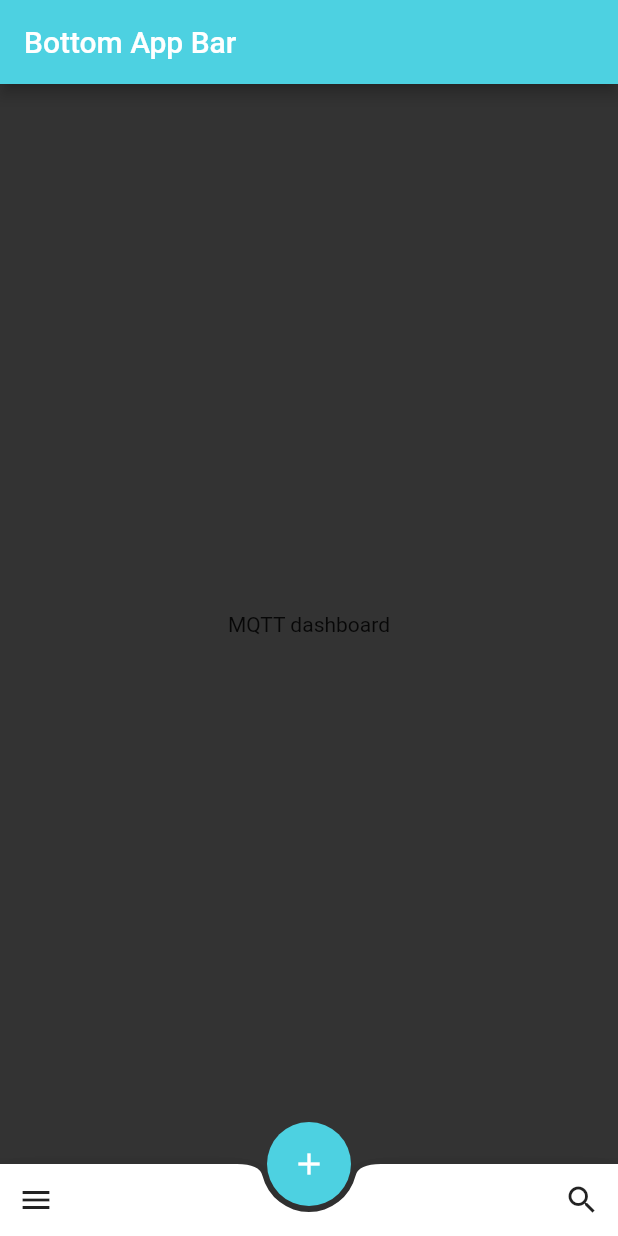
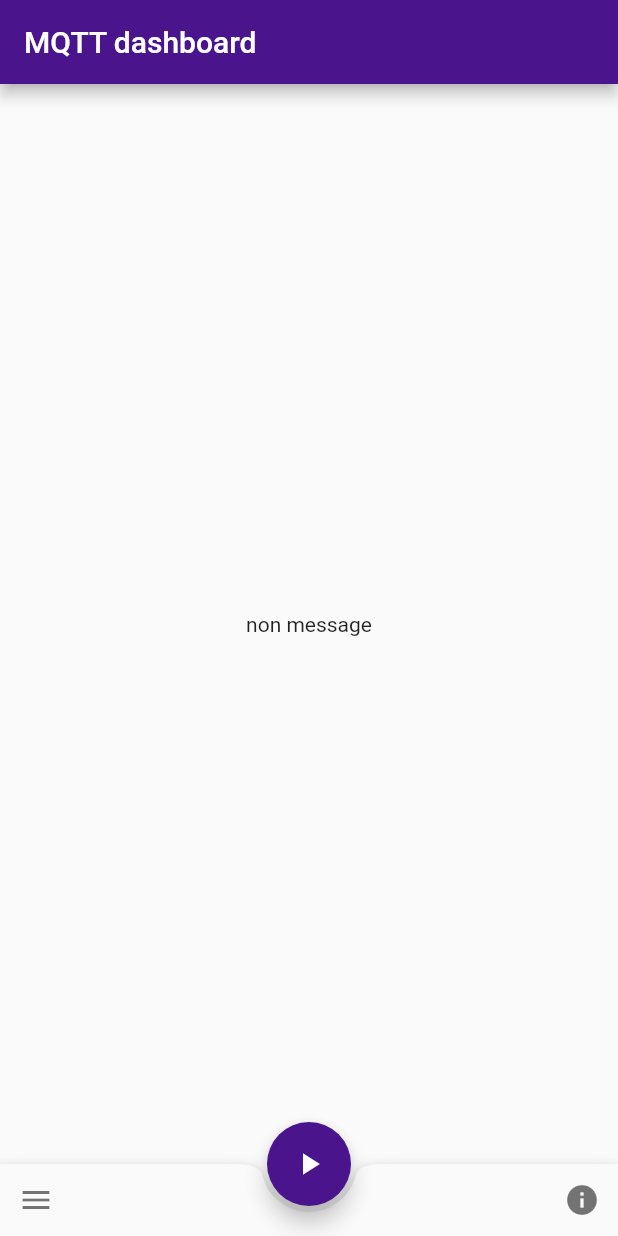
Before and after one commit to MBarakatTomatiki/MQTT-dashboard-application, a Flutter app: the screen it shows after launch, on a phone screen of 412 x 824 dp. Run offline on Flutter 3.47's test engine with Material 2 defaults, Android fonts, the phone set to English and light mode, and no system bars; missing offline and left inert: mqtt_client.

Commit message:
update source

```diff
--- a/Source/mqttdashboard/lib/main.dart
+++ b/Source/mqttdashboard/lib/main.dart
@@ -1,107 +1,238 @@
-// Copyright 2018 The Flutter team. All rights reserved.
-// Use of this source code is governed by a BSD-style license that can be
-// found in the LICENSE file.
-
+import 'dart:async';
 import 'package:flutter/material.dart';
+import 'package:mqtt_client/mqtt_client.dart' as mqtt;
 
 void main() => runApp(MyApp());
 
-// start colors fonction
-/*
- For change the colors
- And in primarySwatch call " colors_of_the_app" valure
- I note that the color here is #4dd1e1 and I add FF that mean full opaque
- because  flutter uses color AARRGGBB format
-*/
 const MaterialColor Colors_of_the_app = const MaterialColor(
-    0xFF4dd1e1,
+    0xFF4A148C,
     const <int, Color>{
-      50: const Color(0xFF4dd1e1),
-      100: const Color(0xFF4dd1e1),
-      200: const Color(0xFF4dd1e1),
-      300: const Color(0xFF4dd1e1),
-      400: const Color(0xFF4dd1e1),
-      500: const Color(0xFF4dd1e1),
-      600: const Color(0xFF4dd1e1),
-      700: const Color(0xFF4dd1e1),
-      800: const Color(0xFF4dd1e1),
-      900: const Color(0xFF4dd1e1),
+      50: const Color(0xFF4A148C),
+      100: const Color(0xFF4A148C),
+      200: const Color(0xFF4A148C),
+      300: const Color(0xFF4A148C),
+      400: const Color(0xFF4A148C),
+      500: const Color(0xFF4A148C),
+      600: const Color(0xFF4A148C),
+      700: const Color(0xFF4A148C),
+      800: const Color(0xFF4A148C),
+      900: const Color(0xFF4A148C),
     }
 );
 
 const MaterialColor body_background = const MaterialColor(
-    0xFF333333,
+    0xFFFAFAFA,
     const <int, Color>{
-      50: const Color(0xFF333333),
-      100: const Color(0xFF333333),
-      200: const Color(0xFF333333),
-      300: const Color(0xFF333333),
-      400: const Color(0xFF333333),
-      500: const Color(0xFF333333),
-      600: const Color(0xFF333333),
-      700: const Color(0xFF333333),
-      800: const Color(0xFF333333),
-      900: const Color(0xFF333333),
+      50: const Color(0xFFFAFAFA),
+      100: const Color(0xFFFAFAFA),
+      200: const Color(0xFFFAFAFA),
+      300: const Color(0xFFFAFAFA),
+      400: const Color(0xFFFAFAFA),
+      500: const Color(0xFFFAFAFA),
+      600: const Color(0xFFFAFAFA),
+      700: const Color(0xFFFAFAFA),
+      800: const Color(0xFFFAFAFA),
+      900: const Color(0xFFFAFAFA),
     }
 );
-// End colors fonction
 
 class MyApp extends StatelessWidget {
   @override
   Widget build(BuildContext context) {
     return MaterialApp(
       title: 'MQTT dashboard',
+      debugShowCheckedModeBanner:false, //to remove the red debug banner
+      home: MyHomePage(title: 'MQTT dashboard'),
+    );
+  }
+}
 
-      debugShowCheckedModeBanner:false, //to remove the red debug banner
+class MyHomePage extends StatefulWidget {
+  MyHomePage({Key key, this.title}) : super(key: key);
 
-      home: Scaffold(
-        backgroundColor:body_background,
+
+  final String title;
+
+  @override
+  _MyHomePageState createState() => _MyHomePageState();
+}
+
+class _MyHomePageState extends State<MyHomePage> {
+  String broker           = '192.168.1.6';
+  int port                = 1883;
+  String username         = '';
+  String passwd           = '';
+  String clientIdentifier = 'android';
+
+  mqtt.MqttClient client;
+  mqtt.MqttConnectionState connectionState;
+
+  double _temp = 20;
+
+  StreamSubscription subscription;
+
+  String message_display = 'non message';
+  void _subscribeToTopic(String topic) {
+    if (connectionState == mqtt.MqttConnectionState.connected) {
+      print('[MQTT client] Subscribing to ${topic.trim()}');
+      client.subscribe(topic, mqtt.MqttQos.exactlyOnce);
+    }
+  }
+
+  //the app theme
+  @override
+  Widget build(BuildContext context) {
+    // This method is rerun every time setState is called, for instance as done
+    // by the _incrementCounter method above.
+    //
+    // The Flutter framework has been optimized to make rerunning build methods
+    // fast, so that you can just rebuild anything that needs updating rather
+    // than having to individually change instances of widgets.
+    return Scaffold(
+
       appBar: AppBar(
         backgroundColor: Colors_of_the_app,
-            title: const Text('Bottom App Bar')
+        title: Text(widget.title),
+      ),
+
+      body: Center(
+        child: Text(message_display), //this print the messegers
         ),
 
       floatingActionButton: FloatingActionButton(
-          elevation: 0.0,
         backgroundColor: Colors_of_the_app,
-          child: const Icon(Icons.add),
-          onPressed: () {},
-        ),
-
-        //if you need to change the FAB to text button recomment the next code
-        //FAB with text
-        /*
-         floatingActionButton: FloatingActionButton.extended(
-          elevation: 0.0,
-          backgroundColor: Colors_of_the_app,
-          icon: const Icon(Icons.add),
-          label: const Text(''),
-          onPressed: () {},
-        ),
-         */
-        //end FAB with text
-
-
+        onPressed: _connect,
+        tooltip: 'Play',
+        child: Icon(Icons.play_arrow),
+      ), // This trailing comma makes auto-formatting nicer for build methods.
       floatingActionButtonLocation: FloatingActionButtonLocation.centerDocked,
 
     bottomNavigationBar: BottomAppBar(
       shape: CircularNotchedRectangle(), // this line to fix Notch for Docked FloatingActionButton Missing in BottomAppBar
                                         //found it in https://stackoverflow.com/questions/51251722/notch-for-docked-floatingactionbutton-missing-in-bottomappbar
+      elevation: 5.0,
+      color: body_background,
       child: new Row(
       mainAxisSize: MainAxisSize.max,
       mainAxisAlignment: MainAxisAlignment.spaceBetween,
+
         children: <Widget>[
-                IconButton(icon: Icon(Icons.menu), onPressed: () {},),
-                IconButton(icon: Icon(Icons.search), onPressed: () {},),
+          IconButton(color: Colors.black54,icon: Icon(Icons.menu), onPressed: () {},),
+          IconButton(color: Colors.black54,icon: Icon(Icons.info), onPressed: () {},),
         ],
       ),
-
-        ),
-        body: Center(
-         child: Text('MQTT dashboard'), //text in the center of the page
-      ),
-
     ),
     );
   }
+
+  void _connect() async {
+    /// First create a client, the client is constructed with a broker name, client identifier
+    /// and port if needed. The client identifier (short ClientId) is an identifier of each MQTT
+    /// client connecting to a MQTT broker. As the word identifier already suggests, it should be unique per broker.
+    /// The broker uses it for identifying the client and the current state of the client. If you don’t need a state
+    /// to be hold by the broker, in MQTT 3.1.1 you can set an empty ClientId, which results in a connection without any state.
+    /// A condition is that clean session connect flag is true, otherwise the connection will be rejected.
+    /// The client identifier can be a maximum length of 23 characters. If a port is not specified the standard port
+    /// of 1883 is used.
+    /// If you want to use websockets rather than TCP see below.
+    ///
+    client = mqtt.MqttClient(broker, '');
+    client.port = port;
+
+    /// A websocket URL must start with ws:// or wss:// or Dart will throw an exception, consult your websocket MQTT broker
+    /// for details.
+    /// To use websockets add the following lines -:
+    /// client.useWebSocket = true;
+    /// client.port = 80;  ( or whatever your WS port is)
+    /// Note do not set the secure flag if you are using wss, the secure flags is for TCP sockets only.
+
+    /// Set logging on if needed, defaults to off
+    client.logging(on: true);
+
+    /// If you intend to use a keep alive value in your connect message that is not the default(60s)
+    /// you must set it here
+    client.keepAlivePeriod = 30;
+
+    /// Add the unsolicited disconnection callback
+    client.onDisconnected = _onDisconnected;
+
+    /// Create a connection message to use or use the default one. The default one sets the
+    /// client identifier, any supplied username/password, the default keepalive interval(60s)
+    /// and clean session, an example of a specific one below.
+    final mqtt.MqttConnectMessage connMess = mqtt.MqttConnectMessage()
+        .withClientIdentifier(clientIdentifier)
+        .startClean() // Non persistent session for testing
+        .keepAliveFor(30)
+        .withWillQos(mqtt.MqttQos.atMostOnce);
+    print('[MQTT client] MQTT client connecting....');
+    client.connectionMessage = connMess;
+
+    /// Connect the client, any errors here are communicated by raising of the appropriate exception. Note
+    /// in some circumstances the broker will just disconnect us, see the spec about this, we however will
+    /// never send malformed messages.
+
+    try {
+      await client.connect(username, passwd);
+    } catch (e) {
+      print(e);
+      _disconnect();
     }
+
+    /// Check if we are connected
+    if (client.connectionState == mqtt.MqttConnectionState.connected) {
+      print('[MQTT client] connected');
+      setState(() {
+        connectionState = client.connectionState;
+      });
+    } else {
+      print('[MQTT client] ERROR: MQTT client connection failed - '
+          'disconnecting, state is ${client.connectionState}');
+      _disconnect();
+    }
+
+    /// The client has a change notifier object(see the Observable class) which we then listen to to get
+    /// notifications of published updates to each subscribed topic.
+    subscription = client.updates.listen(_onMessage);
+
+    _subscribeToTopic("broker/counter");
+  }
+
+  void _disconnect() {
+    print('[MQTT client] _disconnect()');
+    client.disconnect();
+    _onDisconnected();
+  }
+
+  void _onDisconnected() {
+    print('[MQTT client] _onDisconnected');
+    setState(() {
+      //topics.clear();
+      connectionState = client.connectionState;
+      client = null;
+      subscription.cancel();
+      subscription = null;
+    });
+    print('[MQTT client] MQTT client disconnected');
+  }
+
+  void _onMessage(List<mqtt.MqttReceivedMessage> event) {
+    print(event.length);
+    final mqtt.MqttPublishMessage recMess =
+    event[0].payload as mqtt.MqttPublishMessage;
+    final String message = mqtt.MqttPublishPayload.bytesToStringAsString(recMess.payload.message);
+    message_display = message;
+    /// The above may seem a little convoluted for users only interested in the
+    /// payload, some users however may be interested in the received publish message,
+    /// lets not constrain ourselves yet until the package has been in the wild
+    /// for a while.
+    /// The payload is a byte buffer, this will be specific to the topic
+    print('[MQTT client] MQTT message: topic is <${event[0].topic}>, '
+        'payload is <-- ${message} -->');
+    print(client.connectionState);
+    print("[MQTT client] message with topic: ${event[0].topic}");
+    print("[MQTT client] message with message: ${message}");
+    setState(() {
+      _temp = double.parse(message);
+    });
+  }
+}
--- a/Source/mqttdashboard/pubspec.yaml
+++ b/Source/mqttdashboard/pubspec.yaml
@@ -23,6 +23,9 @@ dependencies:
   # The following adds the Cupertino Icons font to your application.
   # Use with the CupertinoIcons class for iOS style icons.
   cupertino_icons: ^0.1.2
+
+  #MQTT library
+  mqtt_client: ^5.5.3
 
 dev_dependencies:
   flutter_test:
```
Lines whose indentation alone changed are shown as unchanged.
